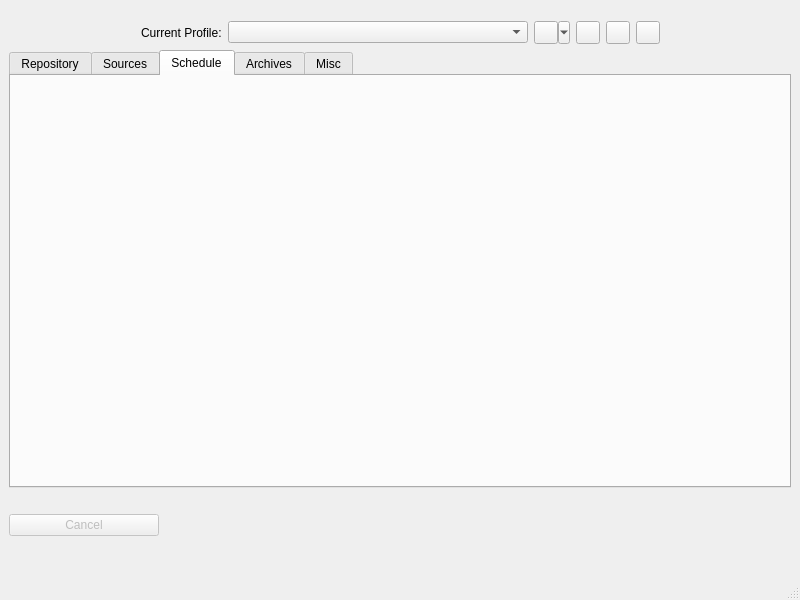
Qt form src/vorta/assets/UI/mainwindow.ui (borgbase/vorta) before a commit.
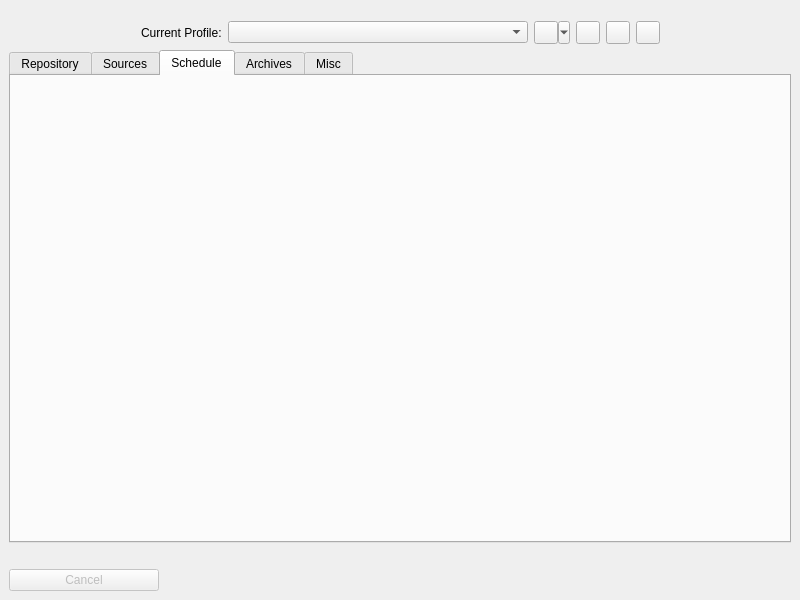
The same form after that commit.

Commit message:
Remove status bar and remove fix size hint for log text label.
* src/vorta/assets/UI/mainwindow.ui

* src/vorta/views/main_window.py (MainWindow.__init__): Set minimum height of `logText` to
	two times the height of a line calculated by `QFontMetrics`.

Diff of the .ui file:
```diff
--- a/src/vorta/assets/UI/mainwindow.ui
+++ b/src/vorta/assets/UI/mainwindow.ui
@@ -207,20 +207,11 @@
       <item row="1" column="1" alignment="Qt::AlignTop">
        <widget class="QLabel" name="logText">
         <property name="sizePolicy">
-         <sizepolicy hsizetype="Preferred" vsizetype="Fixed">
+         <sizepolicy hsizetype="Preferred" vsizetype="Minimum">
           <horstretch>0</horstretch>
           <verstretch>0</verstretch>
          </sizepolicy>
         </property>
-        <property name="minimumSize">
-         <size>
-          <width>0</width>
-          <height>55</height>
-         </size>
-        </property>
-        <property name="text">
-         <string/>
-        </property>
         <property name="alignment">
          <set>Qt::AlignLeading|Qt::AlignLeft|Qt::AlignTop</set>
         </property>
@@ -233,7 +224,6 @@
     </item>
    </layout>
   </widget>
-  <widget class="QStatusBar" name="statusbar"/>
   <action name="actionLatest">
    <property name="text">
     <string>Latest</string>
```
Left out of the diff: 2 changed lines with no effect on the pictures. The commit also changes 1 other file.
